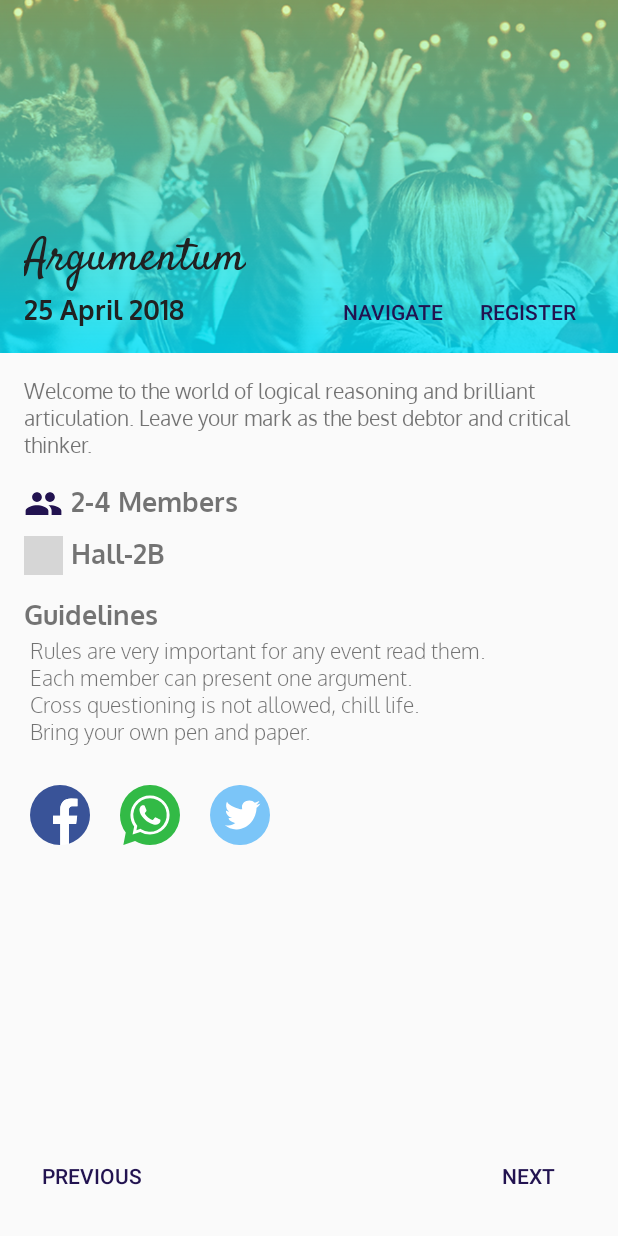
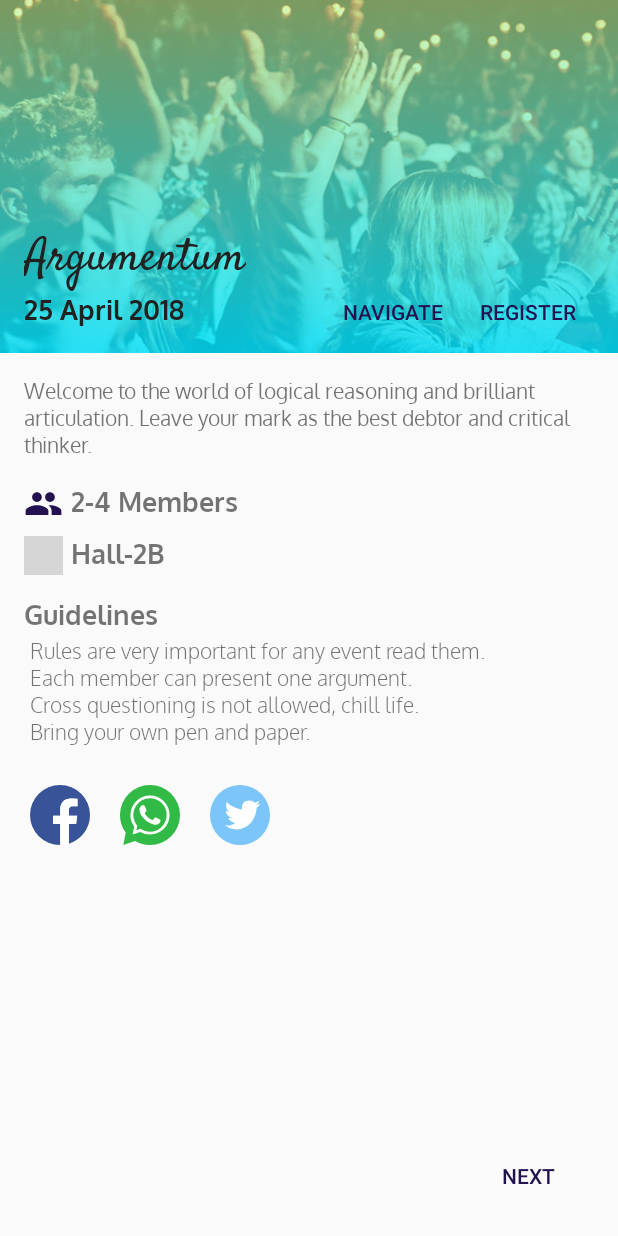
Before and after one commit to diksha-giri013/Event, an Android app: the MainActivity screen opened directly, with no data from a screen before it, after a tap on "DETAILS", on a phone screen of 412 x 824 dp. Run offline under Robolectric (Android 15) with nearby library versions, the light colour scheme and no system bars; Roboto replaces fonts that are not available here; 2 other taps on this screen came first; grey boxes are pictures that could not be loaded.

Commit message:
commit by Diksha

```diff
--- a/app/src/main/java/fgc/amitech/EventDetailActivity.java
+++ b/app/src/main/java/fgc/amitech/EventDetailActivity.java
@@ -11,7 +11,7 @@ import java.util.ArrayList;
 
 import static fgc.amitech.EventDetails.makeEventData;
 
-public class EventDetailActivity extends AppCompatActivity {
+public class EventDetailActivity extends AppCompatActivity{
     private ArrayList<EventDetails> cardData;
     private static EventDetails card_data;
 
@@ -24,37 +24,57 @@ public class EventDetailActivity extends AppCompatActivity {
     private static int card_pos;
 
     private Button btn_next;
-    private Button btn_nav;
+    private Button btn_prev;
     @Override
     protected void onCreate(Bundle savedInstanceState) {
         super.onCreate(savedInstanceState);
         setContentView(R.layout.activity_event_detail);
         cardData = makeEventData();
+
         detail_title = (TextView) findViewById(R.id.detail_tv_evname);
+        detail_desc = (TextView) findViewById(R.id.detail_tv_evdesc);
+        detail_date = (TextView) findViewById(R.id.detail_tv_evdate);
+        detail_member = (TextView) findViewById(R.id.detail_tv_teamsize);
+        detail_loc = (TextView) findViewById(R.id.detail_tv_location);
+        detail_rule = (TextView) findViewById(R.id.detail_tv_rule);
+        populateDetails();
+
+        btn_next = (Button) findViewById(R.id.detail_btn_next);
+        if(card_pos==cardData.size()-1) btn_next.setVisibility(View.INVISIBLE);
+
+        btn_prev = (Button) findViewById(R.id.detail_btn_prev);
+        if(card_pos==0) btn_prev.setVisibility(View.INVISIBLE);
+       }
+
+    public void populateDetails(){
         detail_title.setText(card_data.getCard_title());
-
-        detail_desc = (TextView) findViewById(R.id.detail_tv_evdesc);
         detail_desc.setText(card_data.getCard_desc());
-
-        detail_date = (TextView) findViewById(R.id.detail_tv_evdate);
         detail_date.setText(card_data.getEvent_date());
-
-        detail_member = (TextView) findViewById(R.id.detail_tv_teamsize);
         detail_member.setText(card_data.getEvent_members());
-
-        detail_loc = (TextView) findViewById(R.id.detail_tv_location);
         detail_loc.setText(card_data.getEvent_location());
-
-        detail_rule = (TextView) findViewById(R.id.detail_tv_rule);
         detail_rule.setText(card_data.getEvent_rules());
-
-        }
+    }
 
     public void navclick(View view){
             Intent map = new Intent(EventDetailActivity.this, MapsActivity.class);
-            startActivity(map);
-   }
+            startActivity(map); }
 
+   public void onbtnClick(View v) {
+
+       if(v==btn_next)
+           card_pos++;
+       else
+           card_pos--;
+
+           card_data = cardData.get(card_pos);
+           populateDetails();
+
+           if(card_pos == cardData.size() - 1) btn_next.setVisibility(View.INVISIBLE);
+           if(card_pos < cardData.size()-1) btn_next.setVisibility(View.VISIBLE);
+
+           if(card_pos == 0) btn_prev.setVisibility(View.INVISIBLE);
+           if(card_pos > 0) btn_prev.setVisibility(View.VISIBLE);
+  }
 
    public static void getCardData(EventDetails card, int pos){ //gets the data of the card clicked in RV
         card_data=card;
--- a/app/src/main/res/layout/activity_event_detail.xml
+++ b/app/src/main/res/layout/activity_event_detail.xml
@@ -173,6 +173,7 @@
             android:layout_height="wrap_content"
             android:layout_alignParentBottom="true"
             android:layout_alignParentStart="true"
+            android:onClick="onbtnClick"
             android:text="PREVIOUS"
             android:textColor="#221350"
             android:textSize="@dimen/btn_text" />
@@ -184,6 +185,7 @@
             android:layout_height="wrap_content"
             android:layout_alignParentBottom="true"
             android:layout_alignParentEnd="true"
+            android:onClick="onbtnClick"
             android:text="NEXT"
             android:textColor="#221350"
             android:textSize="@dimen/btn_text" />
--- a/app/src/main/res/layout/dash_rv_eventcard.xml
+++ b/app/src/main/res/layout/dash_rv_eventcard.xml
@@ -11,6 +11,7 @@
         android:layout_alignParentTop="true"
         android:background="@color/colorPrimaryDark"
         android:fontFamily="@font/satisfy"
+        android:padding="5dp"
         android:paddingLeft="10dp"
         android:text="Argumentum"
         android:textColor="#CE93D8"
```
Lines whose indentation alone changed are shown as unchanged.
